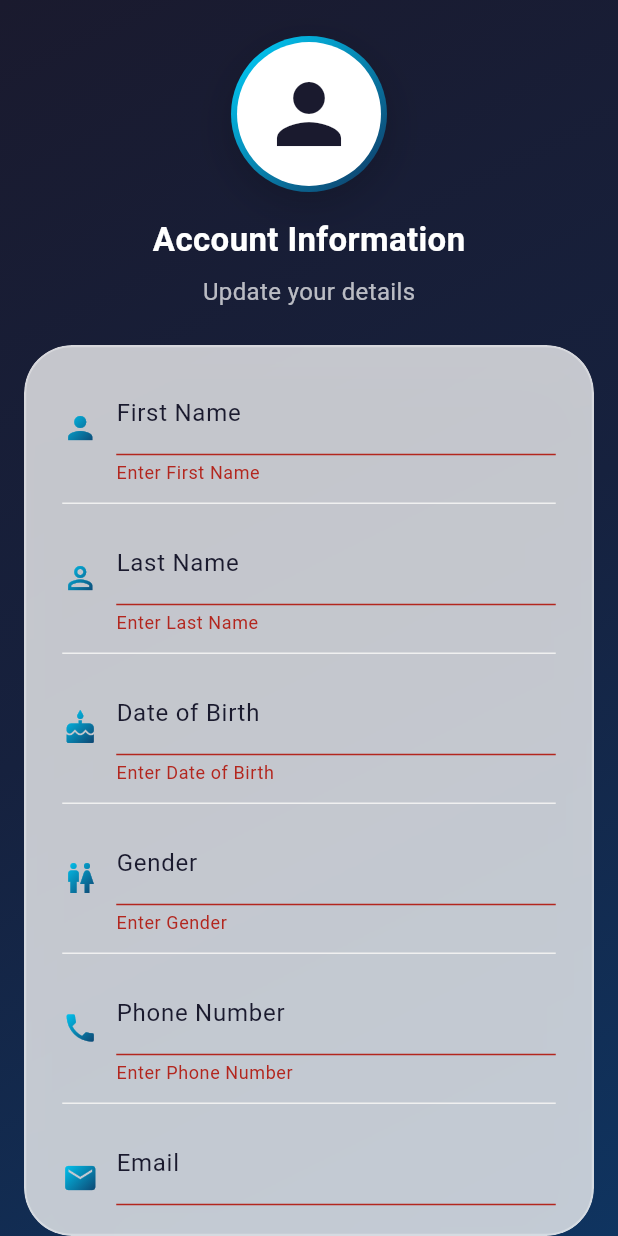
After one commit to saumyahc/Ledgerly, a Flutter app: the AccountInfoPage screen opened directly, after a tap on "Save", on a phone screen of 412 x 824 dp. The commit adds this screen. Run offline on Flutter 3.47's test engine with Material 3 defaults, Android fonts, the phone set to English and light mode, and no system bars; our stand-ins replace firebase_auth, firebase_core, shared_preferences; accounts and stored records are empty.

Commit message:
Add files via upload

```diff
--- a/lib/main.dart
+++ b/lib/main.dart
@@ -1,27 +1,9 @@
 import 'package:flutter/material.dart';
-import 'package:firebase_core/firebase_core.dart';
-import 'firebase_options.dart';
-import 'screens/splashscreen.dart'; // ✅ Now pointing to splash.dart
+import 'screens/splashscreen.dart';
 
-void main() async {
-  WidgetsFlutterBinding.ensureInitialized();
-  await Firebase.initializeApp(options: DefaultFirebaseOptions.currentPlatform);
-  runApp(const MyApp());
+void main() {
+  runApp(MaterialApp(
+    debugShowCheckedModeBanner: false,
+    home: SplashScreen(), // Restored to splash screen as home
+  ));
 }
-
-class MyApp extends StatelessWidget {
-  const MyApp({super.key});
-
-  @override
-  Widget build(BuildContext context) {
-    return MaterialApp(
-      debugShowCheckedModeBanner: false,
-      title: 'Ledgerly',
-      theme: ThemeData(
-        colorScheme: ColorScheme.fromSeed(seedColor: Colors.deepPurple),
-        useMaterial3: true,
-      ),
-      home: const SplashScreen(),
-    );
-  }
-}
--- /dev/null
+++ b/lib/screens/account_info_page.dart
@@ -0,0 +1,298 @@
+import 'dart:ui';
+import 'package:flutter/material.dart';
+
+class AccountInfoPage extends StatefulWidget {
+  @override
+  _AccountInfoPageState createState() => _AccountInfoPageState();
+}
+
+class _AccountInfoPageState extends State<AccountInfoPage> {
+  final _formKey = GlobalKey<FormState>();
+  String firstName = '';
+  String lastName = '';
+  String dob = '';
+  String gender = '';
+  String phone = '';
+  String email = '';
+
+  @override
+  Widget build(BuildContext context) {
+    return Scaffold(
+      body: Stack(
+        children: [
+          // Subtle background circles for depth
+          Positioned(
+            top: -60,
+            left: -60,
+            child: _buildBackgroundCircle(180, [Color(0xFF00d4ff).withOpacity(0.2), Color(0xFF16213e).withOpacity(0.1)]),
+          ),
+          Positioned(
+            bottom: -40,
+            right: -40,
+            child: _buildBackgroundCircle(120, [Color(0xFF0f3460).withOpacity(0.15), Color(0xFF00d4ff).withOpacity(0.1)]),
+          ),
+          Container(
+            decoration: const BoxDecoration(
+              gradient: LinearGradient(
+                begin: Alignment.topLeft,
+                end: Alignment.bottomRight,
+                colors: [Color(0xFF1a1a2e), Color(0xFF16213e), Color(0xFF0f3460)],
+              ),
+            ),
+          ),
+          SafeArea(
+            child: Column(
+              children: [
+                const SizedBox(height: 24),
+                // Gradient Avatar with 3D effect
+                Center(
+                  child: Container(
+                    padding: EdgeInsets.all(4),
+                    decoration: BoxDecoration(
+                      shape: BoxShape.circle,
+                      gradient: LinearGradient(
+                        colors: [Color(0xFF00d4ff), Color(0xFF0f3460)],
+                        begin: Alignment.topLeft,
+                        end: Alignment.bottomRight,
+                      ),
+                      boxShadow: [
+                        BoxShadow(
+                          color: Colors.black.withOpacity(0.18),
+                          blurRadius: 24,
+                          offset: Offset(0, 8),
+                        ),
+                      ],
+                    ),
+                    child: CircleAvatar(
+                      radius: 48,
+                      backgroundColor: Colors.white,
+                      child: Icon(Icons.person, size: 64, color: Color(0xFF1a1a2e)),
+                    ),
+                  ),
+                ),
+                const SizedBox(height: 16),
+                const Text(
+                  'Account Information',
+                  style: TextStyle(
+                    color: Colors.white,
+                    fontSize: 22,
+                    fontWeight: FontWeight.bold,
+                  ),
+                ),
+                const SizedBox(height: 8),
+                const Text(
+                  'Update your details',
+                  style: TextStyle(
+                    color: Colors.white70,
+                    fontSize: 16,
+                  ),
+                ),
+                const SizedBox(height: 24),
+                // Glassmorphism Card with 3D shadow
+                Expanded(
+                  child: Padding(
+                    padding: const EdgeInsets.symmetric(horizontal: 16.0),
+                    child: ClipRRect(
+                      borderRadius: BorderRadius.circular(32),
+                      child: BackdropFilter(
+                        filter: ImageFilter.blur(sigmaX: 12, sigmaY: 12),
+                        child: Container(
+                          decoration: BoxDecoration(
+                            color: Colors.white.withOpacity(0.75),
+                            borderRadius: BorderRadius.circular(32),
+                            boxShadow: [
+                              BoxShadow(
+                                color: Colors.black.withOpacity(0.10),
+                                blurRadius: 32,
+                                offset: Offset(0, 16),
+                              ),
+                            ],
+                            border: Border.all(
+                              color: Colors.white.withOpacity(0.3),
+                              width: 1.5,
+                            ),
+                          ),
+                          padding: const EdgeInsets.symmetric(horizontal: 24, vertical: 16),
+                          child: Form(
+                            key: _formKey,
+                            child: ListView(
+                              children: [
+                                _buildEditableField(
+                                  icon: Icons.person,
+                                  label: 'First Name',
+                                  initialValue: firstName,
+                                  onChanged: (val) => setState(() => firstName = val),
+                                  gradientIcon: true,
+                                ),
+                                _buildEditableField(
+                                  icon: Icons.person_outline,
+                                  label: 'Last Name',
+                                  initialValue: lastName,
+                                  onChanged: (val) => setState(() => lastName = val),
+                                  gradientIcon: true,
+                                ),
+                                _buildEditableField(
+                                  icon: Icons.cake,
+                                  label: 'Date of Birth',
+                                  initialValue: dob,
+                                  onChanged: (val) => setState(() => dob = val),
+                                  gradientIcon: true,
+                                ),
+                                _buildEditableField(
+                                  icon: Icons.wc,
+                                  label: 'Gender',
+                                  initialValue: gender,
+                                  onChanged: (val) => setState(() => gender = val),
+                                  gradientIcon: true,
+                                ),
+                                _buildEditableField(
+                                  icon: Icons.phone,
+                                  label: 'Phone Number',
+                                  initialValue: phone,
+                                  keyboardType: TextInputType.phone,
+                                  onChanged: (val) => setState(() => phone = val),
+                                  gradientIcon: true,
+                                ),
+                                _buildEditableField(
+                                  icon: Icons.email,
+                                  label: 'Email',
+                                  initialValue: email,
+                                  keyboardType: TextInputType.emailAddress,
+                                  onChanged: (val) => setState(() => email = val),
+                                  gradientIcon: true,
+                                ),
+                                const SizedBox(height: 24),
+                                // Gradient Button with shadow
+                                Container(
+                                  decoration: BoxDecoration(
+                                    borderRadius: BorderRadius.circular(16),
+                                    boxShadow: [
+                                      BoxShadow(
+                                        color: Color(0xFF00d4ff).withOpacity(0.25),
+                                        blurRadius: 16,
+                                        offset: Offset(0, 8),
+                                      ),
+                                    ],
+                                  ),
+                                  child: ElevatedButton(
+                                    style: ElevatedButton.styleFrom(
+                                      padding: const EdgeInsets.symmetric(vertical: 16),
+                                      backgroundColor: Colors.transparent,
+                                      shadowColor: Colors.transparent,
+                                      shape: RoundedRectangleBorder(
+                                        borderRadius: BorderRadius.circular(16),
+                                      ),
+                                    ).copyWith(
+                                      elevation: MaterialStateProperty.all(0),
+                                      backgroundColor: MaterialStateProperty.all(Colors.transparent),
+                                    ),
+                                    onPressed: () {
+                                      if (_formKey.currentState!.validate()) {
+                                        // Save logic here
+                                        ScaffoldMessenger.of(context).showSnackBar(
+                                          const SnackBar(content: Text('Information saved!')),
+                                        );
+                                      }
+                                    },
+                                    child: Ink(
+                                      decoration: BoxDecoration(
+                                        gradient: LinearGradient(
+                                          colors: [Color(0xFF00d4ff), Color(0xFF0f3460)],
+                                          begin: Alignment.topLeft,
+                                          end: Alignment.bottomRight,
+                                        ),
+                                        borderRadius: BorderRadius.circular(16),
+                                      ),
+                                      child: Container(
+                                        alignment: Alignment.center,
+                                        constraints: BoxConstraints(minHeight: 48),
+                                        child: const Text(
+                                          'Save',
+                                          style: TextStyle(fontSize: 18, color: Colors.white, fontWeight: FontWeight.bold),
+                                        ),
+                                      ),
+                                    ),
+                                  ),
+                                ),
+                              ],
+                            ),
+                          ),
+                        ),
+                      ),
+                    ),
+                  ),
+                ),
+              ],
+            ),
+          ),
+        ],
+      ),
+    );
+  }
+
+  Widget _buildEditableField({
+    required IconData icon,
+    required String label,
+    required String initialValue,
+    TextInputType keyboardType = TextInputType.text,
+    required ValueChanged<String> onChanged,
+    bool gradientIcon = false,
+  }) {
+    return Column(
+      crossAxisAlignment: CrossAxisAlignment.start,
+      children: [
+        Row(
+          children: [
+            gradientIcon
+                ? ShaderMask(
+                    shaderCallback: (Rect bounds) {
+                      return LinearGradient(
+                        colors: [Color(0xFF00d4ff), Color(0xFF0f3460)],
+                        begin: Alignment.topLeft,
+                        end: Alignment.bottomRight,
+                      ).createShader(bounds);
+                    },
+                    child: Icon(icon, color: Colors.white, size: 24),
+                  )
+                : Icon(icon, color: Color(0xFF1a1a2e)),
+            const SizedBox(width: 12),
+            Expanded(
+              child: TextFormField(
+                initialValue: initialValue,
+                keyboardType: keyboardType,
+                decoration: InputDecoration(
+                  labelText: label,
+                  labelStyle: const TextStyle(color: Color(0xFF1a1a2e)),
+                  enabledBorder: UnderlineInputBorder(
+                    borderSide: BorderSide(color: Colors.grey.shade300),
+                  ),
+                  focusedBorder: const UnderlineInputBorder(
+                    borderSide: BorderSide(color: Color(0xFF1a1a2e)),
+                  ),
+                ),
+                validator: (value) => value == null || value.isEmpty ? 'Enter $label' : null,
+                onChanged: onChanged,
+              ),
+            ),
+          ],
+        ),
+        const Divider(height: 24, thickness: 1, color: Color(0xFFF0F0F0)),
+      ],
+    );
+  }
+
+  Widget _buildBackgroundCircle(double size, List<Color> colors) {
+    return Container(
+      width: size,
+      height: size,
+      decoration: BoxDecoration(
+        shape: BoxShape.circle,
+        gradient: LinearGradient(
+          colors: colors,
+          begin: Alignment.topLeft,
+          end: Alignment.bottomRight,
+        ),
+      ),
+    );
+  }
+}
```
